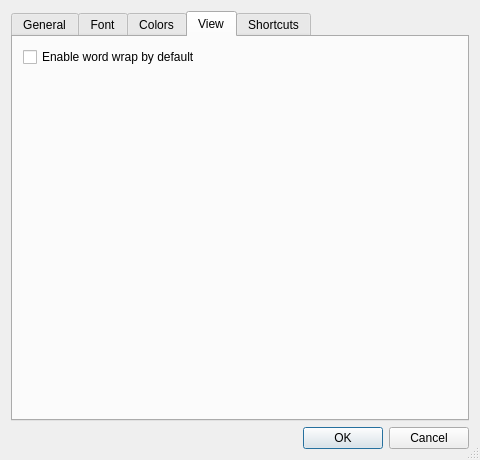
scaremongr/dendrolog, file src/settingsdialog.ui: the form before one commit.
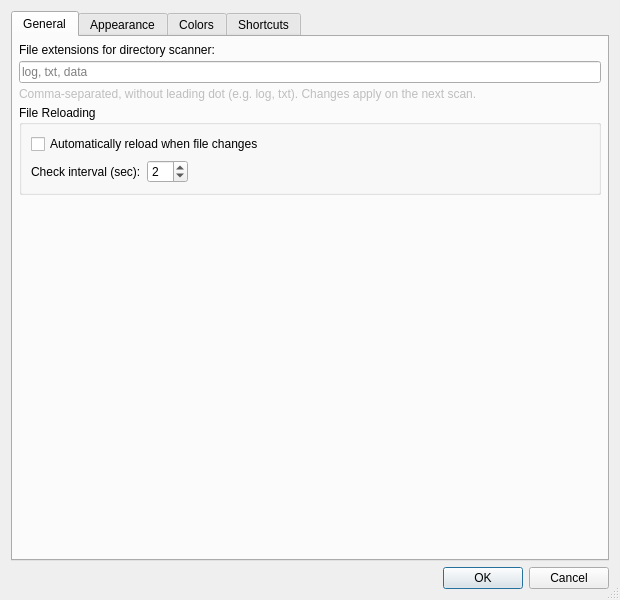
The form after the commit. The open tabs and pages were chosen to show the change.

Patch:
```diff
--- a/src/settingsdialog.ui
+++ b/src/settingsdialog.ui
@@ -6,8 +6,8 @@
    <rect>
     <x>0</x>
     <y>0</y>
-    <width>480</width>
-    <height>460</height>
+    <width>620</width>
+    <height>600</height>
    </rect>
   </property>
   <property name="windowTitle">
@@ -32,10 +32,10 @@
       </attribute>
       <layout class="QVBoxLayout" name="generalLayout">
        <property name="margin">
-        <number>10</number>
+        <number>6</number>
        </property>
        <property name="spacing">
-        <number>6</number>
+        <number>4</number>
        </property>
        <item>
         <widget class="QLabel" name="extensionsLabel">
@@ -147,7 +147,7 @@
      <!-- ================================================================ -->
      <widget class="QWidget" name="fontTab">
       <attribute name="title">
-       <string>Font</string>
+       <string>Appearance</string>
       </attribute>
       <layout class="QVBoxLayout" name="fontLayout">
        <property name="margin">
@@ -255,6 +255,16 @@
          </layout>
         </widget>
        </item>
+       <item>
+        <widget class="QCheckBox" name="wordWrapCheckBox">
+         <property name="text">
+          <string>Enable word wrap by default</string>
+         </property>
+         <property name="toolTip">
+          <string>Remembered across sessions; also toggled from the View menu.</string>
+         </property>
+        </widget>
+       </item>
        <item>
         <spacer name="fontSpacer">
          <property name="orientation">
@@ -295,42 +305,6 @@
       </layout>
      </widget>
 
-     <!-- ================================================================ -->
-     <!-- Tab: View                                                         -->
-     <!-- ================================================================ -->
-     <widget class="QWidget" name="viewTab">
-      <attribute name="title">
-       <string>View</string>
-      </attribute>
-      <layout class="QVBoxLayout" name="viewLayout">
-       <property name="margin">
-        <number>10</number>
-       </property>
-       <item>
-        <widget class="QCheckBox" name="wordWrapCheckBox">
-         <property name="text">
-          <string>Enable word wrap by default</string>
-         </property>
-         <property name="toolTip">
-          <string>Remembered across sessions; also toggled from the View menu.</string>
-         </property>
-        </widget>
-       </item>
-       <item>
-        <spacer name="viewSpacer">
-         <property name="orientation">
-          <enum>Qt::Vertical</enum>
-         </property>
-         <property name="sizeHint" stdset="0">
-          <size>
-           <width>20</width>
-           <height>40</height>
-          </size>
-         </property>
-        </spacer>
-       </item>
-      </layout>
-     </widget>
 
      <!-- ================================================================ -->
      <!-- Tab: Shortcuts — rows built dynamically in code                  -->
```
Left out of the diff: 8 changed lines with no effect on the pictures.
